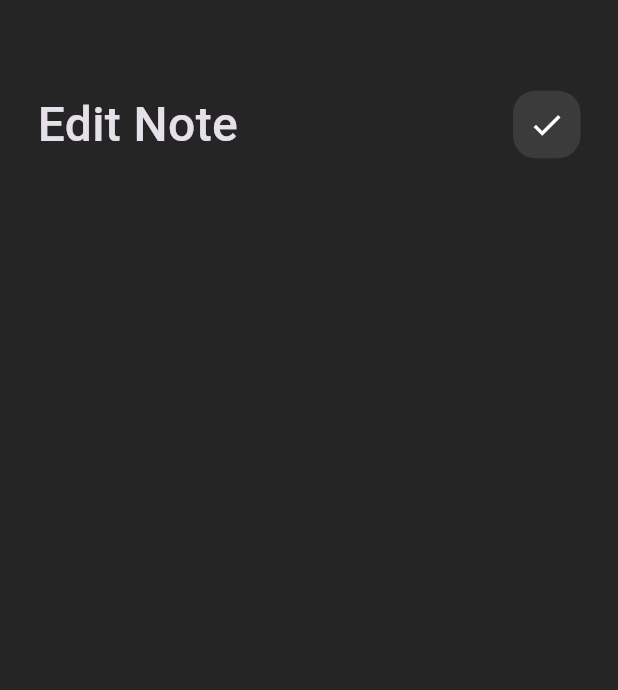
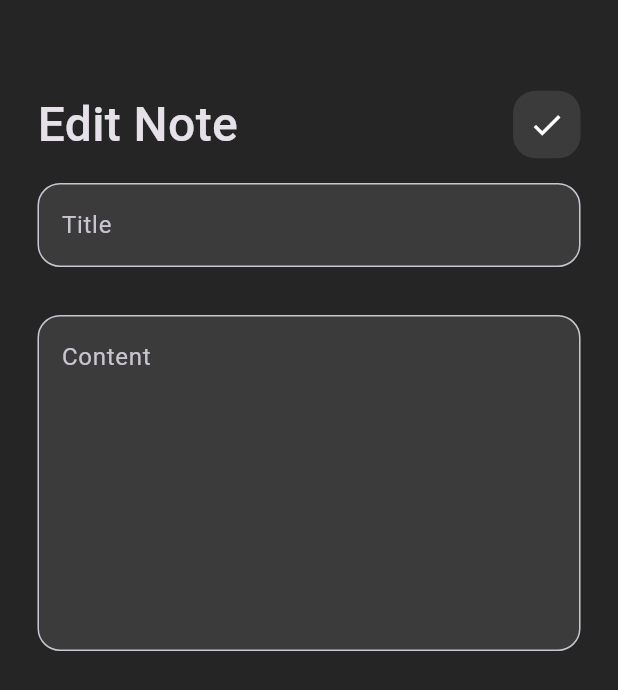
Before and after one commit to iMohamedMamdouh/notes_app, a Flutter app: the EditNoteView screen opened directly, on a phone screen of 412 x 824 dp. Shown: the top 690 px of the screen. Run offline on Flutter 3.47's test engine with Material 3 defaults, Android fonts, the phone set to English and light mode, and no system bars; our stand-ins replace hive; accounts and stored records are empty.

Commit message:
generate note_model

```diff
--- a/lib/views/widgets/edit_note_view_body.dart
+++ b/lib/views/widgets/edit_note_view_body.dart
@@ -1,5 +1,6 @@
 import 'package:flutter/material.dart';
 import 'package:notes_app/views/widgets/custom_app_bar.dart';
+import 'package:notes_app/views/widgets/custom_textfield.dart';
 
 class EditNoteViewBody extends StatelessWidget {
   const EditNoteViewBody({super.key});
@@ -15,6 +16,11 @@ class EditNoteViewBody extends StatelessWidget {
             icon2: Icons.check,
             title: 'Edit Note',
           ),
+          CustomTextfield(hintText: 'Title'),
+          CustomTextfield(
+            hintText: 'Content',
+            maxlines: 8,
+          ),
         ],
       ),
     );
--- a/pubspec.yaml
+++ b/pubspec.yaml
@@ -35,8 +35,12 @@ dependencies:
   # The following adds the Cupertino Icons font to your application.
   # Use with the CupertinoIcons class for iOS style icons.
   cupertino_icons: ^1.0.6
+  hive: ^2.2.3
+  hive_flutter: ^1.1.0
 
 dev_dependencies:
+  hive_generator: ^2.0.1
+  build_runner: ^2.4.11
   flutter_test:
     sdk: flutter
 
```
Also changed, not shown: lib/models/note_model.dart (added, +21 -0 lines), lib/models/note_model.g.dart (added), pubspec.lock, 1 other file.
